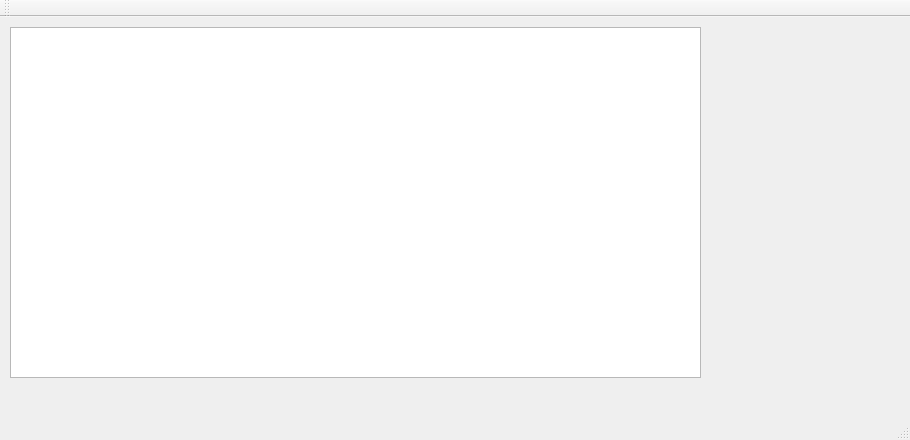
First picture: the form in mainwindow.ui, repository supojen/Bulk_Club, before the edit.
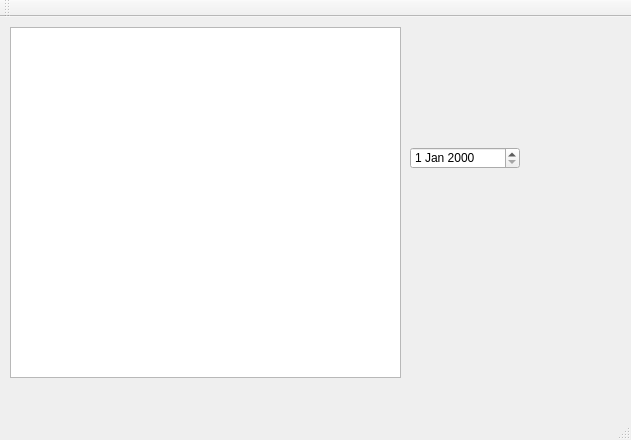
Second picture: the form after the edit.

Diff of the .ui file:
```diff
--- a/mainwindow.ui
+++ b/mainwindow.ui
@@ -6,7 +6,7 @@
    <rect>
     <x>0</x>
     <y>0</y>
-    <width>910</width>
+    <width>631</width>
     <height>440</height>
    </rect>
   </property>
@@ -19,11 +19,21 @@
      <rect>
       <x>10</x>
       <y>10</y>
-      <width>691</width>
+      <width>391</width>
       <height>351</height>
      </rect>
     </property>
    </widget>
+   <widget class="QDateEdit" name="dateEdit">
+    <property name="geometry">
+     <rect>
+      <x>410</x>
+      <y>130</y>
+      <width>110</width>
+      <height>22</height>
+     </rect>
+    </property>
+   </widget>
   </widget>
   <widget class="QMenuBar" name="menuBar">
    <property name="geometry">
```
Left out of the diff: 2 changed lines with no effect on the pictures.
